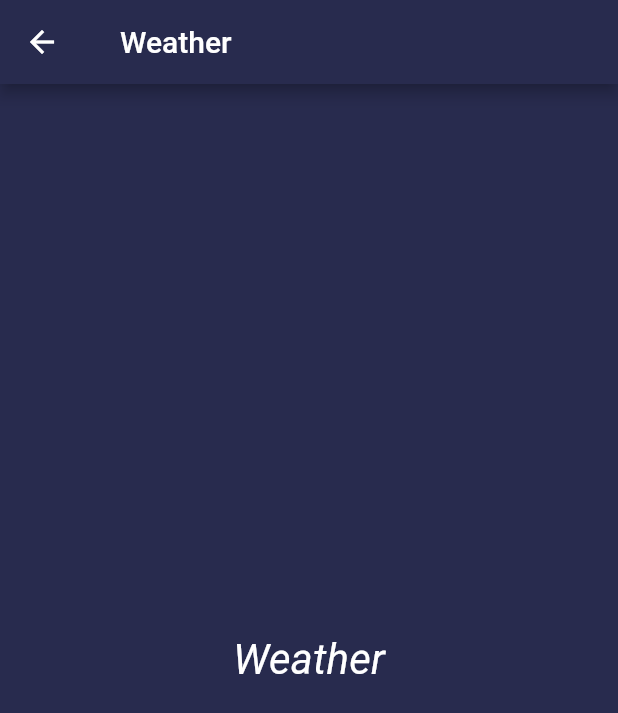
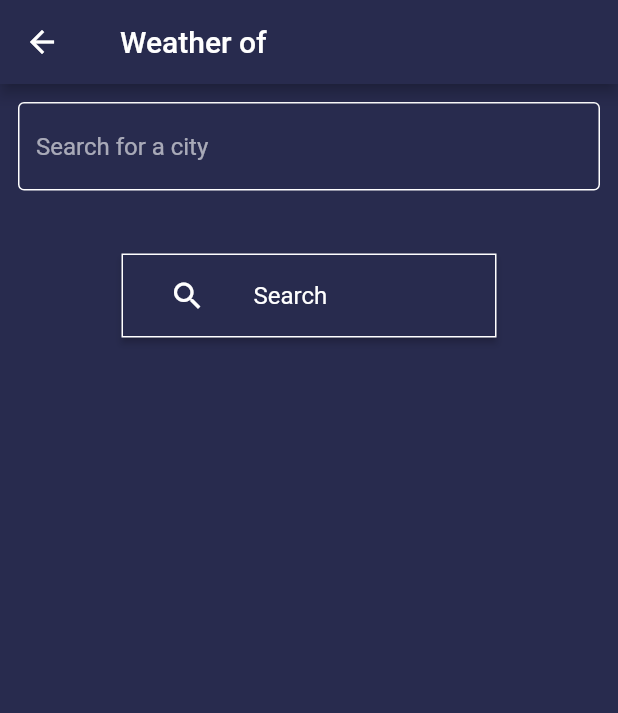
Before and after one commit to aymannc/flutter-multi-components-app, a Flutter app: the Weather screen opened directly, on a phone screen of 412 x 824 dp. Shown: the top 713 px of the screen. Run offline on Flutter 3.47's test engine with Material 2 defaults, Android fonts, the phone set to English and light mode, and no system bars; our stand-ins replace weather_icons; network calls fail.

```diff
--- a/lib/quiz.dart
+++ b/lib/quiz.dart
@@ -29,7 +29,7 @@ class _QuizState extends State<Quiz> {
       ]
     },
     {
-      "question": "How long is the Great Wall of China?é",
+      "question": "How long is the Great Wall of China?",
       "answers": [
         {"response": "4000 miles", "value": true},
         {"response": "3000 miles", "value": true},
--- a/lib/weather.dart
+++ b/lib/weather.dart
@@ -1,8 +1,16 @@
 import 'package:flutter/material.dart';
 
+import 'WeatherResults.dart';
 import 'colors.dart';
 
-class Weather extends StatelessWidget {
+class Weather extends StatefulWidget {
+  @override
+  _WeatherState createState() => _WeatherState();
+}
+
+class _WeatherState extends State<Weather> {
+  String _city = "";
+
   @override
   Widget build(BuildContext context) {
     return Scaffold(
@@ -10,15 +18,55 @@ class Weather extends StatelessWidget {
         appBar: AppBar(
           title: Padding(
             padding: const EdgeInsets.all(8.0),
-          child: Text('Weather'),
+            child: Text("Weather of " + _city),
           ),
           backgroundColor: Color(primaryColor),
         ),
-      body: Center(
-          child: Text(
-        'Weather',
-        style: TextStyle(fontSize: 28, color: Colors.white),
-      )),
-    );
+        body: Column(
+          children: <Widget>[
+            Padding(
+              padding: const EdgeInsets.all(12.0),
+              child: TextField(
+                decoration: InputDecoration(
+                  enabledBorder: OutlineInputBorder(
+                    borderSide: BorderSide(color: Colors.white, width: 1.0),
+                  ),
+                  focusedBorder: OutlineInputBorder(
+                    borderSide: BorderSide(color: Colors.blue, width: 1.0),
+                  ),
+                  hintText: "Search for a city",
+                ),
+                onChanged: (str) {
+                  setState(() {
+                    _city = str;
+                  });
+                },
+              ),
+            ),
+            Padding(
+              padding: const EdgeInsets.only(top: 30.0),
+              child: SizedBox(
+                width: 250,
+                child: RaisedButton(
+                  shape: RoundedRectangleBorder(
+                      borderRadius: new BorderRadius.circular(0.0),
+                      side: BorderSide(color: Colors.white)),
+                  color: (Theme.of(context).primaryColor),
+                  onPressed: () {
+                    Navigator.push(
+                        context,
+                        MaterialPageRoute(
+                            builder: (context) => WeatherResults(_city)));
+                    print(_city);
+                  },
+                  child: ListTile(
+                    leading: Icon(Icons.search),
+                    title: Text("Search"),
+                  ),
+                ),
+              ),
+            ),
+          ],
+        ));
   }
 }
--- a/pubspec.yaml
+++ b/pubspec.yaml
@@ -19,12 +19,13 @@ environment:
 dependencies:
   flutter:
     sdk: flutter
-
   # The following adds the Cupertino Icons font to your application.
   # Use with the CupertinoIcons class for iOS style icons.
   cupertino_icons: ^0.1.3
   google_fonts: ^0.3.10
-
+  intl:
+  http:
+  weather_icons:
 dev_dependencies:
   flutter_test:
     sdk: flutter
```
Also changed, not shown: lib/GalleryResults.dart (added, +74 -0 lines), lib/WeatherResults.dart (added, +107 -0 lines), lib/gallery_page.dart (+56 -8 lines), pubspec.lock. Lines whose indentation alone changed are shown as unchanged.
